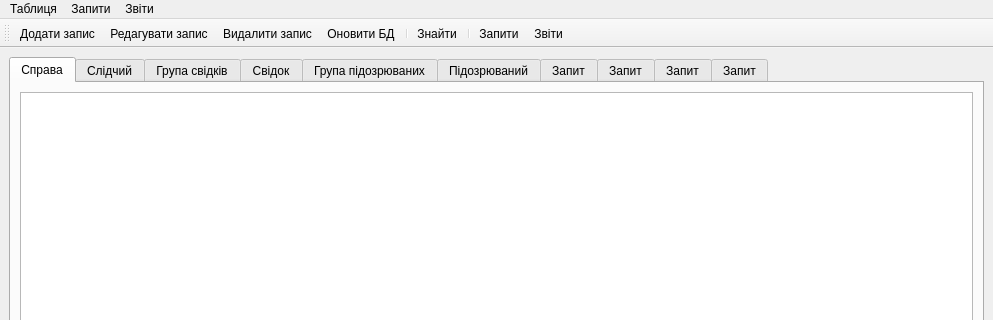
Before: the Qt Designer form DataBase/databasewindow.ui in Mikeost/Course-work-4, drawn with Qt 5; both pictures show x 0 to 993 and y 0 to 320 of the 993 by 463 pixel window.
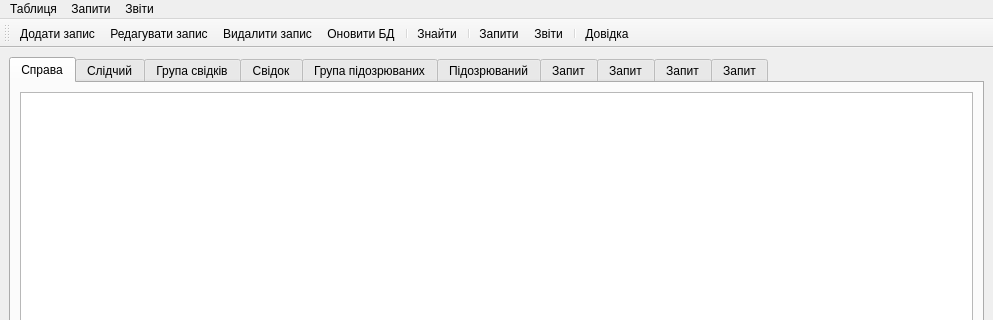
After: the same form once the commit is applied. Icons and pictures are not drawn.

Diff of the .ui file:
```diff
--- a/DataBase/databasewindow.ui
+++ b/DataBase/databasewindow.ui
@@ -538,6 +538,8 @@
    <addaction name="separator"/>
    <addaction name="actionQueries"/>
    <addaction name="actionReports"/>
+   <addaction name="separator"/>
+   <addaction name="actionHelp"/>
   </widget>
   <action name="actionAddRecord">
    <property name="icon">
@@ -705,6 +707,18 @@
     <string>Інформація про підозрюваних, які задіяні в заданій справі</string>
    </property>
   </action>
+  <action name="actionHelp">
+   <property name="icon">
+    <iconset resource="media.qrc">
+     <normaloff>:/icons/icons/help.png</normaloff>:/icons/icons/help.png</iconset>
+   </property>
+   <property name="text">
+    <string>Довідка</string>
+   </property>
+   <property name="toolTip">
+    <string>Довідка</string>
+   </property>
+  </action>
  </widget>
  <resources>
   <include location="media.qrc"/>
```
